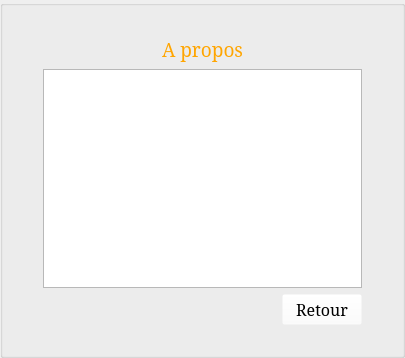
This is StreetCar/StreetCar/CreditsOption.ui in paboccard/Projet_Prog_Jeu as Qt 5 draws it before an edit. The edited form follows.
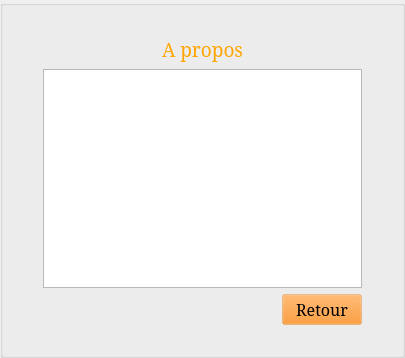
This is the edited form. Icons and pictures are not drawn.

Patch:
```diff
--- a/StreetCar/StreetCar/CreditsOption.ui
+++ b/StreetCar/StreetCar/CreditsOption.ui
@@ -29,7 +29,7 @@
 }
 
 QPushButton {
-	background-color: rgba(255, 255, 255, 0);
+	background-color: rgba(255, 128, 0, 50);
 }
 
 QPushButton::hover{
```
Left out of the diff: 11 changed lines with no effect on the pictures.
